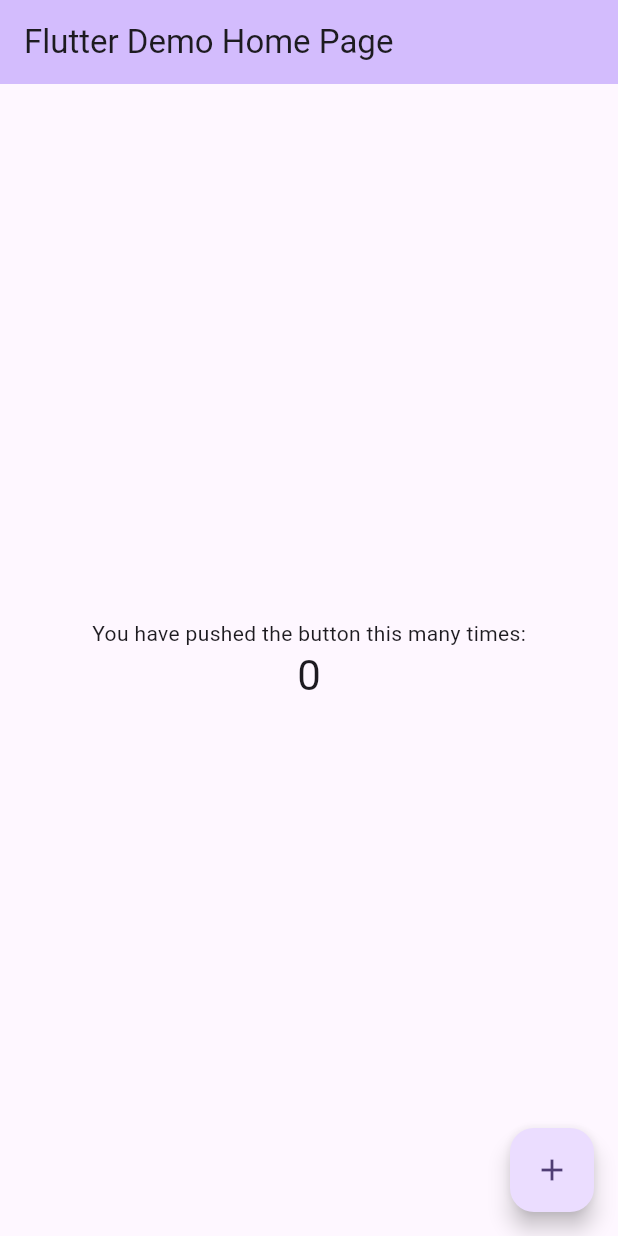
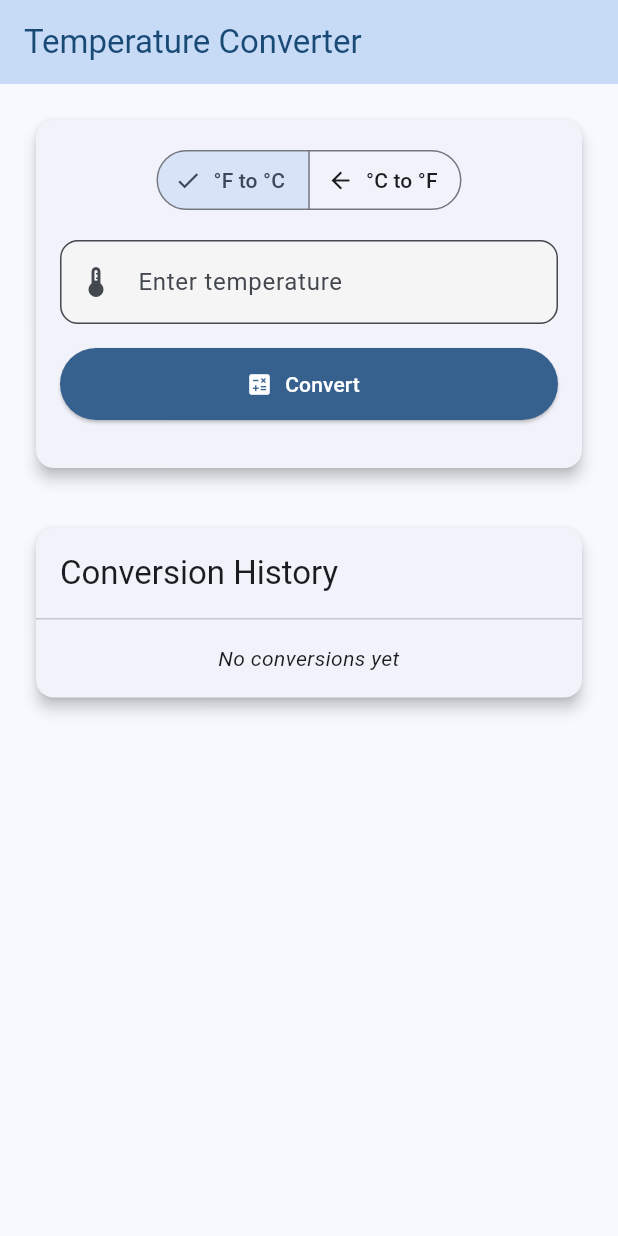
Before and after one commit to bvilane/temperature_conversion, a Flutter app: the screen it shows after launch, on a phone screen of 412 x 824 dp. Run offline on Flutter 3.47's test engine with Material 3 defaults, Android fonts, the phone set to English and light mode, and no system bars.

Commit message:
Final App

```diff
--- a/lib/main.dart
+++ b/lib/main.dart
@@ -1,125 +1,33 @@
 import 'package:flutter/material.dart';
+import 'screens/temperature_converter_screen.dart';
 
 void main() {
-  runApp(const MyApp());
+  runApp(const TemperatureConverterApp());
 }
 
-class MyApp extends StatelessWidget {
-  const MyApp({super.key});
+class TemperatureConverterApp extends StatelessWidget {
+  const TemperatureConverterApp({super.key});
 
-  // This widget is the root of your application.
   @override
   Widget build(BuildContext context) {
     return MaterialApp(
-      title: 'Flutter Demo',
+      title: 'Temperature Converter',
       theme: ThemeData(
-        // This is the theme of your application.
-        //
-        // TRY THIS: Try running your application with "flutter run". You'll see
-        // the application has a purple toolbar. Then, without quitting the app,
-        // try changing the seedColor in the colorScheme below to Colors.green
-        // and then invoke "hot reload" (save your changes or press the "hot
-        // reload" button in a Flutter-supported IDE, or press "r" if you used
-        // the command line to start the app).
-        //
-        // Notice that the counter didn't reset back to zero; the application
-        // state is not lost during the reload. To reset the state, use hot
-        // restart instead.
-        //
-        // This works for code too, not just values: Most code changes can be
-        // tested with just a hot reload.
-        colorScheme: ColorScheme.fromSeed(seedColor: Colors.deepPurple),
+        colorScheme: ColorScheme.fromSeed(seedColor: Colors.blue),
         useMaterial3: true,
+        cardTheme: const CardTheme(
+          elevation: 4,
+          margin: EdgeInsets.all(8),
+        ),
+        inputDecorationTheme: InputDecorationTheme(
+          border: OutlineInputBorder(
+            borderRadius: BorderRadius.circular(12),
+          ),
+          filled: true,
+          fillColor: Colors.grey[100],
+        ),
       ),
-      home: const MyHomePage(title: 'Flutter Demo Home Page'),
+      home: const TemperatureConverterScreen(),
     );
   }
 }
-
-class MyHomePage extends StatefulWidget {
-  const MyHomePage({super.key, required this.title});
-
-  // This widget is the home page of your application. It is stateful, meaning
-  // that it has a State object (defined below) that contains fields that affect
-  // how it looks.
-
-  // This class is the configuration for the state. It holds the values (in this
-  // case the title) provided by the parent (in this case the App widget) and
-  // used by the build method of the State. Fields in a Widget subclass are
-  // always marked "final".
-
-  final String title;
-
-  @override
-  State<MyHomePage> createState() => _MyHomePageState();
-}
-
-class _MyHomePageState extends State<MyHomePage> {
-  int _counter = 0;
-
-  void _incrementCounter() {
-    setState(() {
-      // This call to setState tells the Flutter framework that something has
-      // changed in this State, which causes it to rerun the build method below
-      // so that the display can reflect the updated values. If we changed
-      // _counter without calling setState(), then the build method would not be
-      // called again, and so nothing would appear to happen.
-      _counter++;
-    });
-  }
-
-  @override
-  Widget build(BuildContext context) {
-    // This method is rerun every time setState is called, for instance as done
-    // by the _incrementCounter method above.
-    //
-    // The Flutter framework has been optimized to make rerunning build methods
-    // fast, so that you can just rebuild anything that needs updating rather
-    // than having to individually change instances of widgets.
-    return Scaffold(
-      appBar: AppBar(
-        // TRY THIS: Try changing the color here to a specific color (to
-        // Colors.amber, perhaps?) and trigger a hot reload to see the AppBar
-        // change color while the other colors stay the same.
-        backgroundColor: Theme.of(context).colorScheme.inversePrimary,
-        // Here we take the value from the MyHomePage object that was created by
-        // the App.build method, and use it to set our appbar title.
-        title: Text(widget.title),
-      ),
-      body: Center(
-        // Center is a layout widget. It takes a single child and positions it
-        // in the middle of the parent.
-        child: Column(
-          // Column is also a layout widget. It takes a list of children and
-          // arranges them vertically. By default, it sizes itself to fit its
-          // children horizontally, and tries to be as tall as its parent.
-          //
-          // Column has various properties to control how it sizes itself and
-          // how it positions its children. Here we use mainAxisAlignment to
-          // center the children vertically; the main axis here is the vertical
-          // axis because Columns are vertical (the cross axis would be
-          // horizontal).
-          //
-          // TRY THIS: Invoke "debug painting" (choose the "Toggle Debug Paint"
-          // action in the IDE, or press "p" in the console), to see the
-          // wireframe for each widget.
-          mainAxisAlignment: MainAxisAlignment.center,
-          children: <Widget>[
-            const Text(
-              'You have pushed the button this many times:',
-            ),
-            Text(
-              '$_counter',
-              style: Theme.of(context).textTheme.headlineMedium,
-            ),
-          ],
-        ),
-      ),
-      floatingActionButton: FloatingActionButton(
-        onPressed: _incrementCounter,
-        tooltip: 'Increment',
-        child: const Icon(Icons.add),
-      ), // This trailing comma makes auto-formatting nicer for build methods.
-    );
-  }
-}
--- /dev/null
+++ b/lib/models/conversion_record.dart
@@ -0,0 +1,11 @@
+class ConversionRecord {
+  final String operation;
+  final double inputValue;
+  final double result;
+
+  ConversionRecord({
+    required this.operation,
+    required this.inputValue,
+    required this.result,
+  });
+}
--- /dev/null
+++ b/lib/screens/temperature_converter_screen.dart
@@ -0,0 +1,227 @@
+import 'package:flutter/material.dart';
+import '../widgets/conversion_history.dart';
+import '../widgets/temperature_input.dart';
+import '../models/conversion_record.dart';
+import '../utils/temperature_converter.dart';
+
+class TemperatureConverterScreen extends StatefulWidget {
+  const TemperatureConverterScreen({super.key});
+
+  @override
+  State<TemperatureConverterScreen> createState() => _TemperatureConverterScreenState();
+}
+
+class _TemperatureConverterScreenState extends State<TemperatureConverterScreen> {
+  final List<ConversionRecord> _history = [];
+  bool _isFahrenheitToCelsius = true;
+  final TextEditingController _temperatureController = TextEditingController();
+  String _result = '';
+
+  @override
+  void dispose() {
+    _temperatureController.dispose();
+    super.dispose();
+  }
+
+  void _convertTemperature() {
+    // First validate if input is a valid number
+    if (!TemperatureConverter.isValidTemperature(_temperatureController.text)) {
+      _showErrorMessage('Please enter a valid number');
+      return;
+    }
+
+    final double input = double.parse(_temperatureController.text);
+
+    // Check if temperature is above absolute zero
+    if (!TemperatureConverter.isAboveAbsoluteZero(input, !_isFahrenheitToCelsius)) {
+      _showErrorMessage(
+          'Temperature cannot be below ${TemperatureConverter.formatTemperature(
+              TemperatureConverter.getAbsoluteZero(!_isFahrenheitToCelsius),
+              !_isFahrenheitToCelsius
+          )}'
+      );
+      return;
+    }
+
+    try {
+      double converted;
+      String operation;
+
+      if (_isFahrenheitToCelsius) {
+        converted = TemperatureConverter.fahrenheitToCelsius(input);
+        operation = 'F to C';
+      } else {
+        converted = TemperatureConverter.celsiusToFahrenheit(input);
+        operation = 'C to F';
+      }
+
+      setState(() {
+        _result = converted.toStringAsFixed(2);
+        _history.insert(
+          0,
+          ConversionRecord(
+            operation: operation,
+            inputValue: double.parse(input.toStringAsFixed(1)),
+            result: converted,
+          ),
+        );
+      });
+
+      // Clear the input field after successful conversion
+      _temperatureController.clear();
+    } catch (e) {
+      _showErrorMessage('An error occurred during conversion');
+    }
+  }
+
+  void _showErrorMessage(String message) {
+    ScaffoldMessenger.of(context).showSnackBar(
+      SnackBar(
+        content: Text(message),
+        behavior: SnackBarBehavior.floating,
+        backgroundColor: Theme.of(context).colorScheme.error,
+      ),
+    );
+  }
+
+  void _clearHistory() {
+    setState(() {
+      _history.clear();
+      _result = '';
+    });
+  }
+
+  @override
+  Widget build(BuildContext context) {
+    final isPortrait = MediaQuery.of(context).orientation == Orientation.portrait;
+    final colorScheme = Theme.of(context).colorScheme;
+
+    return Scaffold(
+      appBar: AppBar(
+        title: const Text('Temperature Converter'),
+        elevation: 2,
+        backgroundColor: colorScheme.primaryContainer,
+        foregroundColor: colorScheme.onPrimaryContainer,
+        actions: [
+          if (_history.isNotEmpty)
+            IconButton(
+              icon: const Icon(Icons.clear_all),
+              tooltip: 'Clear History',
+              onPressed: _clearHistory,
+            ),
+        ],
+      ),
+      body: isPortrait
+          ? _buildPortraitLayout()
+          : _buildLandscapeLayout(),
+    );
+  }
+
+  Widget _buildPortraitLayout() {
+    return SingleChildScrollView(
+      padding: const EdgeInsets.all(16),
+      child: Column(
+        crossAxisAlignment: CrossAxisAlignment.stretch,
+        children: [
+          _buildConverterSection(),
+          const SizedBox(height: 24),
+          ConversionHistory(history: _history),
+        ],
+      ),
+    );
+  }
+
+  Widget _buildLandscapeLayout() {
+    return Row(
+      children: [
+        Expanded(
+          child: SingleChildScrollView(
+            padding: const EdgeInsets.all(16),
+            child: _buildConverterSection(),
+          ),
+        ),
+        Expanded(
+          child: ConversionHistory(history: _history),
+        ),
+      ],
+    );
+  }
+
+  Widget _buildConverterSection() {
+    return Card(
+      elevation: 4,
+      child: Padding(
+        padding: const EdgeInsets.all(16),
+        child: Column(
+          mainAxisSize: MainAxisSize.min,
+          children: [
+            // Conversion type selector with updated styling
+            SegmentedButton<bool>(
+              segments: const [
+                ButtonSegment(
+                  value: true,
+                  label: Text('°F to °C'),
+                  icon: Icon(Icons.arrow_forward),
+                ),
+                ButtonSegment(
+                  value: false,
+                  label: Text('°C to °F'),
+                  icon: Icon(Icons.arrow_back),
+                ),
+              ],
+              selected: {_isFahrenheitToCelsius},
+              onSelectionChanged: (Set<bool> selection) {
+                setState(() {
+                  _isFahrenheitToCelsius = selection.first;
+                  _result = '';
+                });
+              },
+            ),
+            const SizedBox(height: 16),
+            // Temperature input
+            TemperatureInput(
+              controller: _temperatureController,
+              isFahrenheitToCelsius: _isFahrenheitToCelsius,
+              // Passing the convert function directly
+              onChanged: (value) {
+                // Optional: You can handle changes here if needed
+              },
+            ),
+            const SizedBox(height: 16),
+            // Convert button
+            ElevatedButton.icon(
+              onPressed: _convertTemperature,
+              icon: const Icon(Icons.calculate),
+              label: const Text('Convert'),
+              style: ElevatedButton.styleFrom(
+                minimumSize: const Size(double.infinity, 48),
+                backgroundColor: Theme.of(context).colorScheme.primary,
+                foregroundColor: Theme.of(context).colorScheme.onPrimary,
+              ),
+            ),
+            const SizedBox(height: 16),
+            // Result display
+            if (_result.isNotEmpty)
+              Container(
+                padding: const EdgeInsets.symmetric(
+                  vertical: 16,
+                  horizontal: 24,
+                ),
+                decoration: BoxDecoration(
+                  color: Theme.of(context).colorScheme.primaryContainer,
+                  borderRadius: BorderRadius.circular(12),
+                ),
+                child: Text(
+                  '${_isFahrenheitToCelsius ? "°C" : "°F"}: $_result',
+                  style: Theme.of(context).textTheme.headlineMedium?.copyWith(
+                    color: Theme.of(context).colorScheme.onPrimaryContainer,
+                  ),
+                  textAlign: TextAlign.center,
+                ),
+              ),
+          ],
+        ),
+      ),
+    );
+  }
+}
--- /dev/null
+++ b/lib/widgets/conversion_history.dart
@@ -0,0 +1,59 @@
+import 'package:flutter/material.dart';
+import '../models/conversion_record.dart';
+
+class ConversionHistory extends StatelessWidget {
+  final List<ConversionRecord> history;
+
+  const ConversionHistory({
+    super.key,
+    required this.history,
+  });
+
+  @override
+  Widget build(BuildContext context) {
+    return Card(
+      child: Column(
+        crossAxisAlignment: CrossAxisAlignment.stretch,
+        children: [
+          Padding(
+            padding: const EdgeInsets.all(16),
+            child: Text(
+              'Conversion History',
+              style: Theme.of(context).textTheme.titleLarge,
+            ),
+          ),
+          const Divider(height: 1),
+          if (history.isEmpty)
+            const Padding(
+              padding: EdgeInsets.all(16),
+              child: Text(
+                'No conversions yet',
+                textAlign: TextAlign.center,
+                style: TextStyle(fontStyle: FontStyle.italic),
+              ),
+            )
+          else
+            ListView.separated(
+              shrinkWrap: true,
+              physics: const NeverScrollableScrollPhysics(),
+              itemCount: history.length,
+              separatorBuilder: (context, index) => const Divider(height: 1),
+              itemBuilder: (context, index) {
+                final record = history[index];
+                return ListTile(
+                  leading: Icon(
+                    Icons.history,
+                    color: Theme.of(context).primaryColor,
+                  ),
+                  title: Text(
+                    '${record.operation}: ${record.inputValue} => ${record.result}',
+                    style: const TextStyle(fontFamily: 'monospace'),
+                  ),
+                );
+              },
+            ),
+        ],
+      ),
+    );
+  }
+}
--- /dev/null
+++ b/lib/widgets/temperature_input.dart
@@ -0,0 +1,33 @@
+import 'package:flutter/material.dart';
+import 'package:flutter/services.dart';
+
+class TemperatureInput extends StatelessWidget {
+  final TextEditingController controller;
+  final bool isFahrenheitToCelsius;
+  final ValueChanged<String>? onChanged;
+
+  const TemperatureInput({
+    super.key,
+    required this.controller,
+    required this.isFahrenheitToCelsius,
+    this.onChanged,
+  });
+
+  @override
+  Widget build(BuildContext context) {
+    return TextField(
+      controller: controller,
+      keyboardType: const TextInputType.numberWithOptions(decimal: true),
+      onChanged: onChanged,
+      inputFormatters: [
+        FilteringTextInputFormatter.allow(RegExp(r'[0-9.-]')),
+      ],
+      decoration: InputDecoration(
+        labelText: 'Enter temperature',
+        suffixText: isFahrenheitToCelsius ? '°F' : '°C',
+        hintText: 'Enter a number',
+        prefixIcon: const Icon(Icons.thermostat),
+      ),
+    );
+  }
+}
```
Also changed, not shown: lib/utils/temperature_converter.dart (added, +42 -0 lines).
